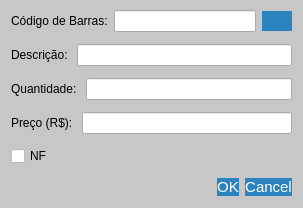
First picture: the form in alterarproduto.ui, repository GabR36/QEstoqueLoja, before the edit.
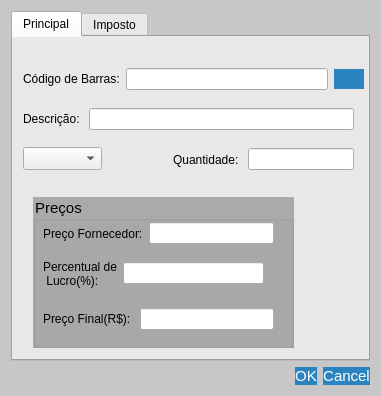
Second picture: the form after the edit. Custom widgets are drawn as their Qt base class.

Patch:
```diff
--- a/alterarproduto.ui
+++ b/alterarproduto.ui
@@ -6,8 +6,8 @@
    <rect>
     <x>0</x>
     <y>0</y>
-    <width>303</width>
-    <height>208</height>
+    <width>381</width>
+    <height>396</height>
    </rect>
   </property>
   <property name="sizePolicy">
@@ -67,6 +67,9 @@
 font-size: 15px;
 border-radius: 13px;
 }
+QTabWidget{
+background-color:rgb(222, 221, 218)
+}
 QGroupBox{
 background-color:rgb(170, 170, 170);
 	font: 700 9pt &quot;Segoe UI&quot;;
@@ -80,14 +83,25 @@
   <property name="modal">
    <bool>false</bool>
   </property>
-  <layout class="QVBoxLayout" name="verticalLayout">
-   <property name="topMargin">
-    <number>4</number>
-   </property>
-   <property name="bottomMargin">
+  <layout class="QGridLayout" name="gridLayout">
+   <item row="0" column="0">
+    <widget class="QTabWidget" name="tabWidget">
+     <property name="currentIndex">
     <number>0</number>
    </property>
-   <item>
+     <widget class="QWidget" name="tab_1">
+      <attribute name="title">
+       <string>Principal</string>
+      </attribute>
+      <widget class="QWidget" name="layoutWidget">
+       <property name="geometry">
+        <rect>
+         <x>10</x>
+         <y>30</y>
+         <width>341</width>
+         <height>24</height>
+        </rect>
+       </property>
     <layout class="QHBoxLayout" name="horizontalLayout_4">
      <item>
       <widget class="QLabel" name="label">
@@ -134,8 +148,16 @@
       </widget>
      </item>
     </layout>
-   </item>
-   <item>
+      </widget>
+      <widget class="QWidget" name="layoutWidget">
+       <property name="geometry">
+        <rect>
+         <x>10</x>
+         <y>70</y>
+         <width>331</width>
+         <height>24</height>
+        </rect>
+       </property>
     <layout class="QHBoxLayout" name="horizontalLayout">
      <item>
       <widget class="QLabel" name="label_2">
@@ -148,8 +170,16 @@
       <widget class="QLineEdit" name="Ledit_AltDesc"/>
      </item>
     </layout>
-   </item>
-   <item>
+      </widget>
+      <widget class="QWidget" name="layoutWidget">
+       <property name="geometry">
+        <rect>
+         <x>160</x>
+         <y>100</y>
+         <width>181</width>
+         <height>45</height>
+        </rect>
+       </property>
     <layout class="QHBoxLayout" name="horizontalLayout_2">
      <item>
       <widget class="QLabel" name="label_3">
@@ -168,13 +198,88 @@
       <widget class="QLineEdit" name="Ledit_AltQuant"/>
      </item>
     </layout>
+      </widget>
+      <widget class="QComboBox" name="CBox_AltUCom">
+       <property name="geometry">
+        <rect>
+         <x>10</x>
+         <y>110</y>
+         <width>79</width>
+         <height>23</height>
+        </rect>
+       </property>
+      </widget>
+      <widget class="QGroupBox" name="groupBox">
+       <property name="geometry">
+        <rect>
+         <x>20</x>
+         <y>160</y>
+         <width>261</width>
+         <height>151</height>
+        </rect>
+       </property>
+       <property name="title">
+        <string>Preços</string>
+       </property>
+       <widget class="QWidget" name="layoutWidget_2">
+        <property name="geometry">
+         <rect>
+          <x>10</x>
+          <y>60</y>
+          <width>221</width>
+          <height>33</height>
+         </rect>
+        </property>
+        <layout class="QHBoxLayout" name="horizontalLayout_8">
+         <item>
+          <widget class="QLabel" name="label_9">
+           <property name="text">
+            <string>Percentual de 
+ Lucro(%):</string>
+           </property>
+          </widget>
    </item>
    <item>
+          <widget class="QLineEdit" name="Ledit_AltPercentualLucro"/>
+         </item>
+        </layout>
+       </widget>
+       <widget class="QWidget" name="layoutWidget_3">
+        <property name="geometry">
+         <rect>
+          <x>10</x>
+          <y>20</y>
+          <width>231</width>
+          <height>33</height>
+         </rect>
+        </property>
+        <layout class="QHBoxLayout" name="horizontalLayout_9">
+         <item>
+          <widget class="QLabel" name="label_8">
+           <property name="text">
+            <string>Preço Fornecedor:</string>
+           </property>
+          </widget>
+         </item>
+         <item>
+          <widget class="CustomLineEdit" name="Ledit_AltPrecoFornecedor"/>
+         </item>
+        </layout>
+       </widget>
+       <widget class="QWidget" name="layoutWidget">
+        <property name="geometry">
+         <rect>
+          <x>10</x>
+          <y>110</y>
+          <width>231</width>
+          <height>24</height>
+         </rect>
+        </property>
     <layout class="QHBoxLayout" name="horizontalLayout_3">
      <item>
       <widget class="QLabel" name="label_4">
        <property name="text">
-        <string>Preço (R$): </string>
+            <string>Preço Final(R$): </string>
        </property>
       </widget>
      </item>
@@ -182,15 +287,97 @@
       <widget class="QLineEdit" name="Ledit_AltPreco"/>
      </item>
     </layout>
-   </item>
-   <item>
+       </widget>
+      </widget>
+     </widget>
+     <widget class="QWidget" name="tab_2">
+      <attribute name="title">
+       <string>Imposto</string>
+      </attribute>
     <widget class="QCheckBox" name="Check_AltNf">
+       <property name="geometry">
+        <rect>
+         <x>20</x>
+         <y>10</y>
+         <width>42</width>
+         <height>21</height>
+        </rect>
+       </property>
      <property name="text">
       <string>NF</string>
      </property>
     </widget>
+      <widget class="QWidget" name="layoutWidget">
+       <property name="geometry">
+        <rect>
+         <x>20</x>
+         <y>90</y>
+         <width>221</width>
+         <height>24</height>
+        </rect>
+       </property>
+       <layout class="QHBoxLayout" name="horizontalLayout_7">
+        <item>
+         <widget class="QLabel" name="label_7">
+          <property name="text">
+           <string>CEST:</string>
+          </property>
+         </widget>
    </item>
    <item>
+         <widget class="CustomLineEdit" name="Ledit_AltCEST"/>
+        </item>
+       </layout>
+      </widget>
+      <widget class="QWidget" name="layoutWidget_4">
+       <property name="geometry">
+        <rect>
+         <x>20</x>
+         <y>130</y>
+         <width>221</width>
+         <height>32</height>
+        </rect>
+       </property>
+       <layout class="QHBoxLayout" name="horizontalLayout_10">
+        <item>
+         <widget class="QLabel" name="label_10">
+          <property name="text">
+           <string>Aliquota 
+ Imposto:</string>
+          </property>
+         </widget>
+        </item>
+        <item>
+         <widget class="QLineEdit" name="Ledit_AltAliquota"/>
+        </item>
+       </layout>
+      </widget>
+      <widget class="QWidget" name="layoutWidget_5">
+       <property name="geometry">
+        <rect>
+         <x>20</x>
+         <y>50</y>
+         <width>221</width>
+         <height>24</height>
+        </rect>
+       </property>
+       <layout class="QHBoxLayout" name="horizontalLayout_6">
+        <item>
+         <widget class="QLabel" name="label_6">
+          <property name="text">
+           <string>NCM:</string>
+          </property>
+         </widget>
+        </item>
+        <item>
+         <widget class="CustomLineEdit" name="Ledit_AltNCM"/>
+        </item>
+       </layout>
+      </widget>
+     </widget>
+    </widget>
+   </item>
+   <item row="1" column="0">
     <widget class="QDialogButtonBox" name="Btn_AltAceitar">
      <property name="orientation">
       <enum>Qt::Orientation::Horizontal</enum>
@@ -202,6 +389,13 @@
    </item>
   </layout>
  </widget>
+ <customwidgets>
+  <customwidget>
+   <class>CustomLineEdit</class>
+   <extends>QLineEdit</extends>
+   <header>customlineedit.h</header>
+  </customwidget>
+ </customwidgets>
  <resources/>
  <connections>
   <connection>
```
Lines whose indentation alone changed are shown as unchanged.
